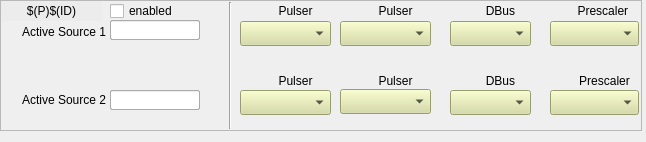
paulscherrerinstitute/mrfioc2, file evrMrmApp/opi/EVR/G_EVR_out-twoSources.ui: the form before one commit.
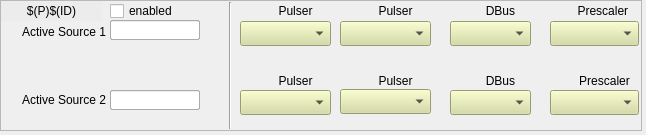
The form after the commit. Custom widgets are drawn as their Qt base class.

```diff
--- a/evrMrmApp/opi/EVR/G_EVR_out-twoSources.ui
+++ b/evrMrmApp/opi/EVR/G_EVR_out-twoSources.ui
@@ -7,7 +7,7 @@
     <x>0</x>
     <y>0</y>
     <width>646</width>
-    <height>142</height>
+    <height>135</height>
    </rect>
   </property>
   <property name="windowTitle">
```
